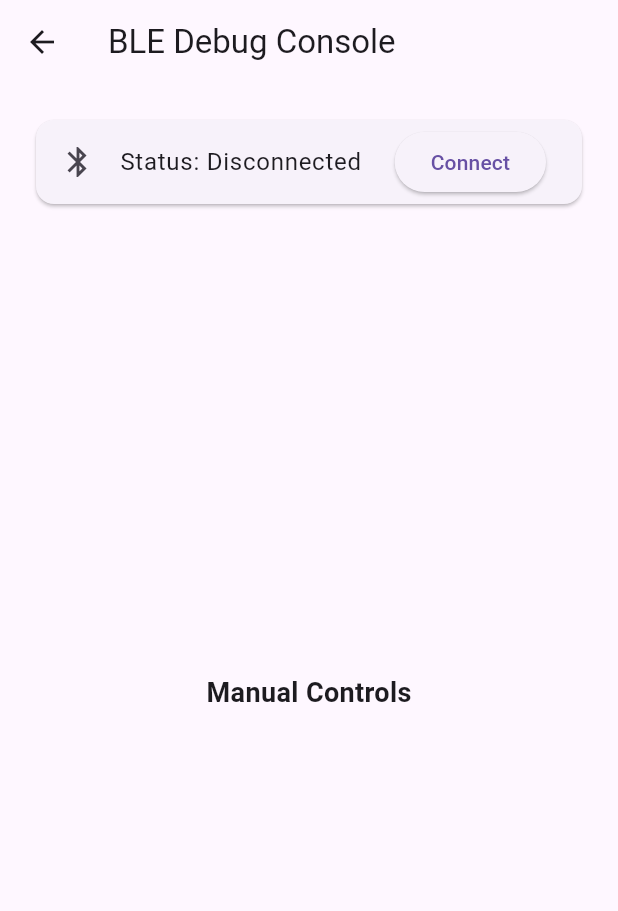
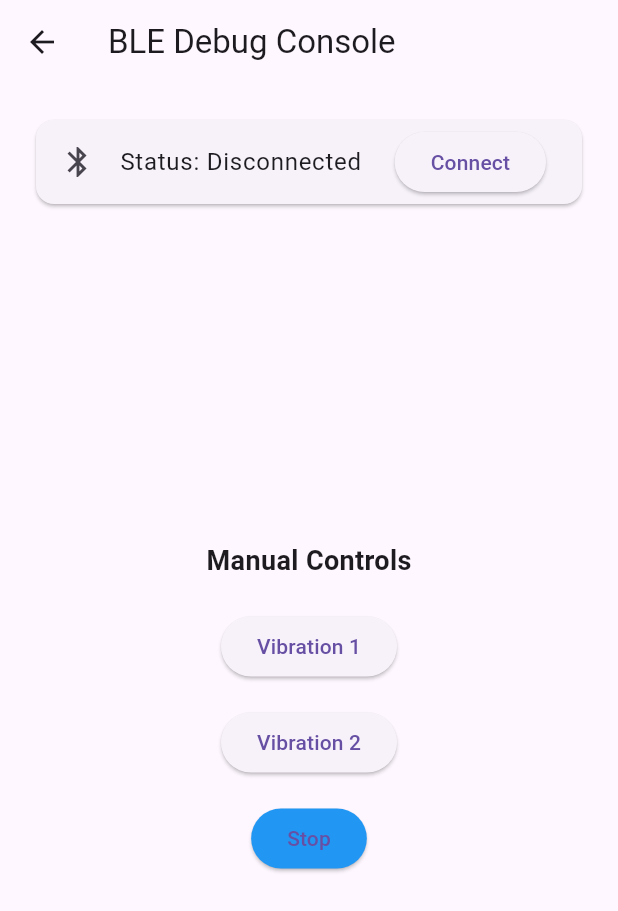
Before and after one commit to HalaEddouh/CreateX-Team1Software, a Flutter app: the DebugPage screen opened by its route, on a phone screen of 412 x 824 dp. Shown: the top 911 px of the screen. Run offline on Flutter 3.47's test engine with Material 3 defaults, Android fonts, the phone set to English and light mode, and no system bars; our stand-ins replace flutter_blue_plus.

Commit message:
Basic screen for BLE vibration testing
BLE vibration testing

:q
:q
: q
git status
:wq

```diff
--- a/lib/screens/ble_debug_console/ble_debug_page.dart
+++ b/lib/screens/ble_debug_console/ble_debug_page.dart
@@ -11,13 +11,13 @@ class _DebugPageState extends State<DebugPage> {
   // Placeholder status
   String bleStatus = "Disconnected";
 
-  // void _sendInstruction(String command) {
-  //   // This is where you'll call your ble_service.dart later
-  //   print("Sending to ESP32: $command");
-  //   ScaffoldMessenger.of(context).showSnackBar(
-  //     SnackBar(content: Text("Sent: $command")),
-  //   );
-  // }
+  void _sendInstruction(String command) {
+    // This is where you'll call your ble_service.dart later
+    print("Sending to ESP32: $command");
+    ScaffoldMessenger.of(context).showSnackBar(
+      SnackBar(content: Text("Sent: $command")),
+    );
+  }
 
   @override
   Widget build(BuildContext context) {
@@ -40,6 +40,30 @@ class _DebugPageState extends State<DebugPage> {
             const Spacer(),
             const Text("Manual Controls", style: TextStyle(fontSize: 18, fontWeight: FontWeight.bold)),
             const SizedBox(height: 20),
+
+            ElevatedButton(
+              onPressed: () => _sendInstruction("Vibration_1"),
+
+
+              child: const Text("Vibration 1"),
+            ),
+            const SizedBox(height: 16),
+
+            ElevatedButton(
+              onPressed: () => _sendInstruction("Vibration_2"),
+
+              child: const Text("Vibration 2"),
+            ),
+            const SizedBox(height: 16),
+
+            ElevatedButton(
+              onPressed: () => _sendInstruction("Stop"),
+
+              style: ElevatedButton.styleFrom(
+                backgroundColor: Colors.blue,
+              ),
+              child: const Text("Stop"),
+            ),
             const Spacer(),
           ],
         ),
```
